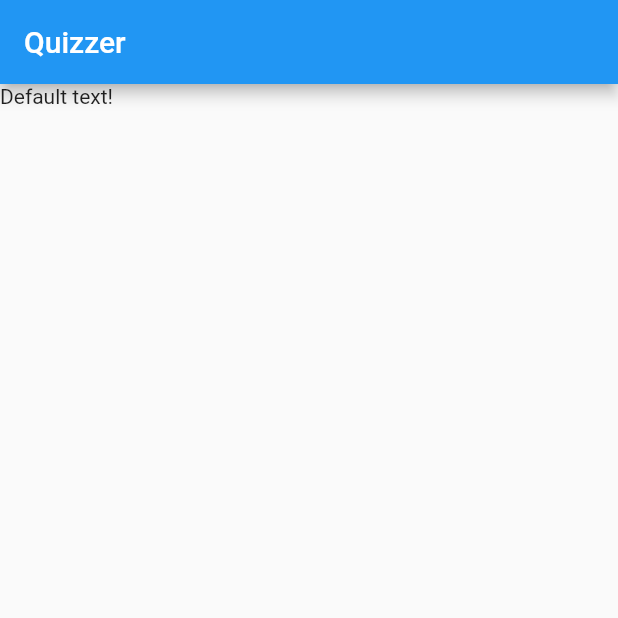
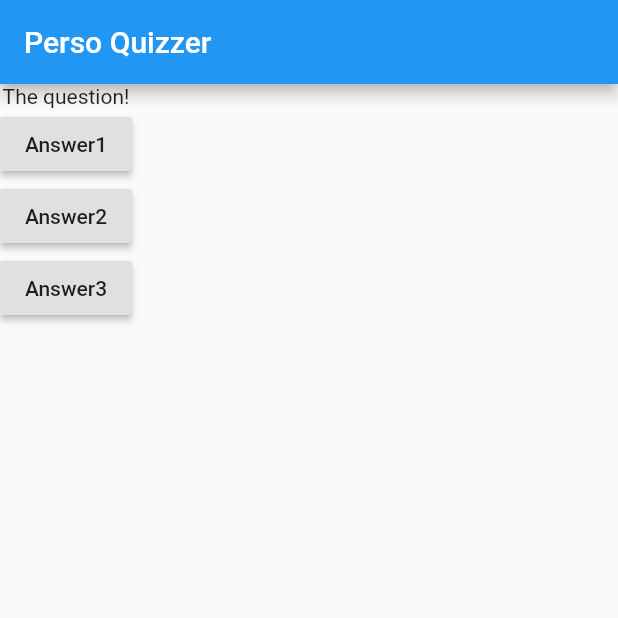
Before and after one commit to Zan10der/quiz-app, a Flutter app: the screen it shows after launch, on a phone screen of 412 x 824 dp, the top half of it. Run offline on Flutter 3.47's test engine with Material 2 defaults, Android fonts, the phone set to English and light mode, and no system bars.

Commit message:
Added buttons for quiz answers

```diff
--- a/lib/main.dart
+++ b/lib/main.dart
@@ -6,14 +6,38 @@ import 'package:flutter/material.dart';
 void main() => runApp(MyApp());
 
 class MyApp extends StatelessWidget {
+  void answerQuestion() {
+    print('Answer chosen!');
+  }
+
   @override
   Widget build(BuildContext context) {
+    var questions = [
+      "What's your favourite colour?",
+      "What's your favourite animal?",
+    ];
     return MaterialApp(
       home: Scaffold(
         appBar: AppBar(
-          title: Text('Quizzer'),
+          title: Text('Perso Quizzer'),
         ),
-        body: Text('Default text!'),
+        body: Column(
+          children: [
+            Text('The question!'),
+            RaisedButton(
+              child: Text('Answer1'),
+              onPressed: answerQuestion,
+            ),
+            RaisedButton(
+              child: Text('Answer2'),
+              onPressed: answerQuestion,
+            ),
+            RaisedButton(
+              child: Text('Answer3'),
+              onPressed: answerQuestion,
+            ),
+          ],
+        ),
       ),
     );
   }
```
